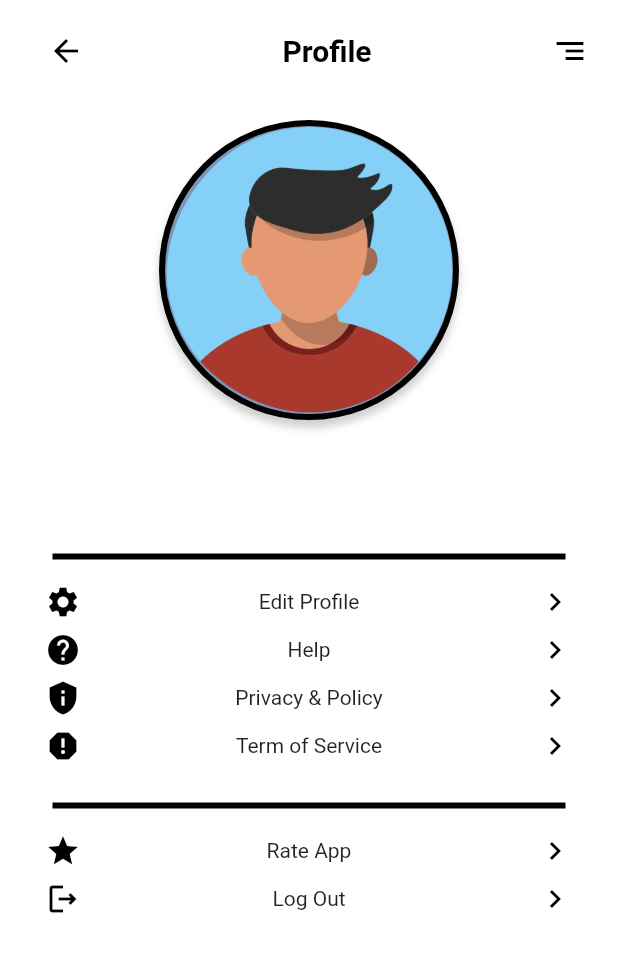
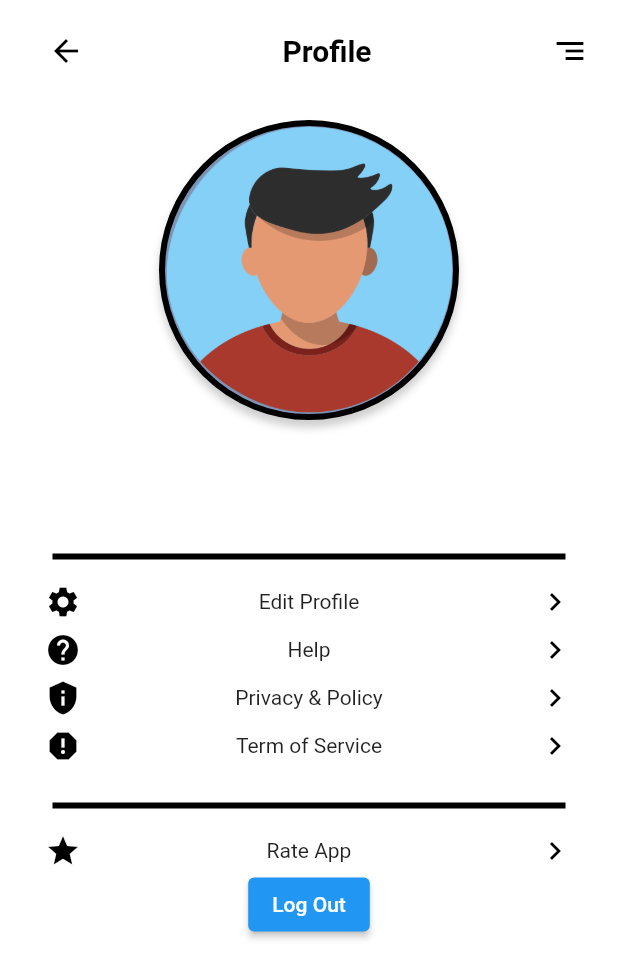
Before and after one commit to abdullahJufri/petz_care, a Flutter app: the MyProfile screen opened by its route, on a phone screen of 412 x 824 dp. Shown: the top 978 px of the screen. Run offline on Flutter 3.47's test engine with Material 2 defaults, Android fonts, the light colour scheme and no system bars; our stand-ins replace another_flushbar, cloud_firestore, curved_navigation_bar, firebase_auth, firebase_core, fluttertoast and 1 more; accounts and stored records are empty; network calls fail.

Commit message:
Membuat fitur logout di profile_page dan maps di detail_page

```diff
--- a/lib/ui/profile_page.dart
+++ b/lib/ui/profile_page.dart
@@ -2,6 +2,7 @@ import 'package:cloud_firestore/cloud_firestore.dart';
 import 'package:firebase_auth/firebase_auth.dart';
 import 'package:flutter/material.dart';
 import 'package:petz_care/model/user.dart';
+import 'package:petz_care/ui/login_page.dart';
 
 class MyProfile extends StatefulWidget {
   static const String id = 'My_profile';
@@ -12,6 +13,7 @@ class MyProfile extends StatefulWidget {
 }
 
 class _MyProfileState extends State<MyProfile> {
+  final FirebaseAuth _auth = FirebaseAuth.instance;
   var nameController = TextEditingController();
   var addressController = TextEditingController();
 
@@ -167,13 +169,18 @@ class _MyProfileState extends State<MyProfile> {
                       text: 'Rate App',
                       icon: Icons.star,
                     ),
-                    SizedBox(
-                      height: 8,
-                    ),
-                    ProfileWidget(
-                      text: 'Log Out',
-                      icon: Icons.logout_outlined,
-                    ),
+                    ElevatedButton(
+                        onPressed: () async {
+                          await _auth.signOut();
+                          Navigator.of(context).pushReplacement(
+                            MaterialPageRoute(
+                              builder: (_) {
+                                return LoginPage();
+                              },
+                            ),
+                          );
+                        },
+                        child: Text('Log Out'))
                   ],
                 ),
               )
--- a/pubspec.yaml
+++ b/pubspec.yaml
@@ -48,6 +48,7 @@ dependencies:
   curved_navigation_bar: ^1.0.1
   another_flushbar: ^1.10.28
   intl: ^0.17.0
+  url_launcher: ^6.0.17
 
 dev_dependencies:
   flutter_test:
```
Also changed, not shown: lib/firestore/database.dart (+4 -5 lines), lib/firestore/query_controller.dart (+11 -10 lines), lib/ui/detail_page.dart (+67 -11 lines), assets/images/btn_maps.png (added), pubspec.lock.
